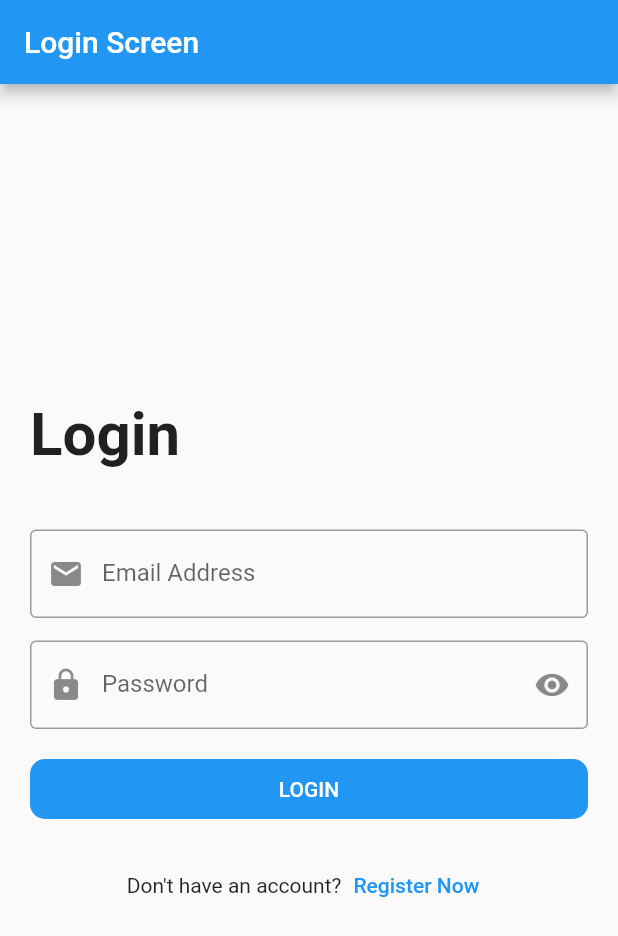
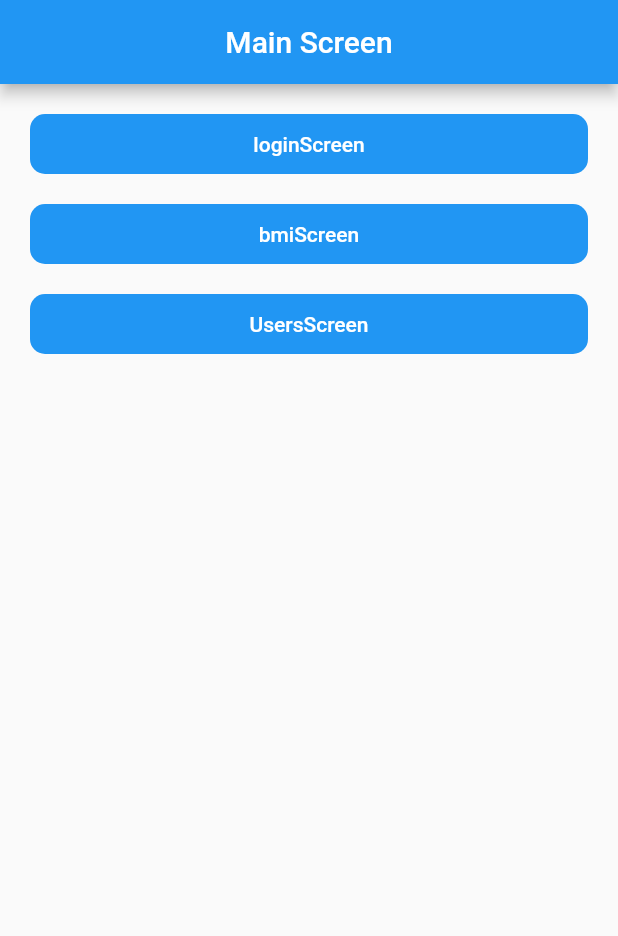
Before and after one commit to malek-kashoqa/udemy2, a Flutter app: the screen it shows after launch, on a phone screen of 412 x 824 dp. Shown: the top 936 px of the screen. Run offline on Flutter 3.47's test engine with Material 2 defaults, Android fonts, the phone set to English and light mode, and no system bars.

Commit message:
Added Main Screen

```diff
--- a/lib/main.dart
+++ b/lib/main.dart
@@ -1,21 +1,84 @@
 import 'package:flutter/material.dart';
-import 'package:udemy2/modules/home/home_screen.dart';
 import 'package:udemy2/modules/login/login_screen.dart';
 import 'package:udemy2/modules/bmi/bmi_screen.dart';
 import 'package:udemy2/modules/users/users_screen.dart';
+import 'package:udemy2/shared/components/components.dart';
 
 void main() {
-  runApp(const MyApp());
+  runApp(MyApp());
 }
 
 class MyApp extends StatelessWidget {
-  const MyApp({Key? key}) : super(key: key);
-
   @override
   Widget build(BuildContext context) {
     return MaterialApp(
       debugShowCheckedModeBanner: false,
-      home: loginScreen(),
+      home: myHome(),
     );
   }
 }
+
+class myHome extends StatelessWidget {
+  const myHome({
+    Key? key,
+  }) : super(key: key);
+
+  @override
+  Widget build(BuildContext context) {
+    return Scaffold(
+      appBar: AppBar(
+        title: Text("Main Screen"),
+        centerTitle: true,
+      ),
+      body: Padding(
+        padding: const EdgeInsets.all(20.0),
+        child: Column(
+          children: [
+            DefaultButton(
+              isUpperCase: false,
+              function: () {
+                Navigator.push(
+                  context,
+                  MaterialPageRoute(
+                    builder: (context) => loginScreen(),
+                  ),
+                );
+              },
+              text: "loginScreen",
+            ),
+            SizedBox(
+              height: 20.0,
+            ),
+            DefaultButton(
+              isUpperCase: false,
+              function: () {
+                Navigator.push(
+                  context,
+                  MaterialPageRoute(
+                    builder: (context) => bmiScreen(),
+                  ),
+                );
+              },
+              text: "bmiScreen",
+            ),
+            SizedBox(
+              height: 20.0,
+            ),
+            DefaultButton(
+              isUpperCase: false,
+              function: () {
+                Navigator.push(
+                  context,
+                  MaterialPageRoute(
+                    builder: (context) => UsersScreen(),
+                  ),
+                );
+              },
+              text: "UsersScreen",
+            ),
+          ],
+        ),
+      ),
+    );
+  }
+}
--- a/lib/modules/login/login_screen.dart
+++ b/lib/modules/login/login_screen.dart
@@ -12,7 +12,6 @@ class _loginScreenState extends State<loginScreen> {
   var emailController = TextEditingController();
   var passwordController = TextEditingController();
   bool isPasswordVisible = false;
-  Icon passwordVisibleIcon = Icon(Icons.visibility);
   var formKey = GlobalKey<FormState>();
 
   @override
@@ -62,14 +61,12 @@ class _loginScreenState extends State<loginScreen> {
                     isPassword: !isPasswordVisible,
                     prefixIcon: Icon(Icons.lock),
                     suffixIcon: IconButton(
-                      icon: passwordVisibleIcon,
+                      icon: isPasswordVisible
+                          ? Icon(Icons.visibility_off)
+                          : Icon(Icons.visibility),
                       onPressed: () {
                         setState(() {
                           isPasswordVisible = !isPasswordVisible;
-                          isPasswordVisible
-                              ? passwordVisibleIcon = Icon(Icons.visibility_off)
-                              : passwordVisibleIcon = Icon(Icons.visibility);
-                          ;
                         });
                       },
                     ),
```
Also changed, not shown: lib/modules/home/home_screen.dart (deleted, +0 -12 lines), 1 other file.
